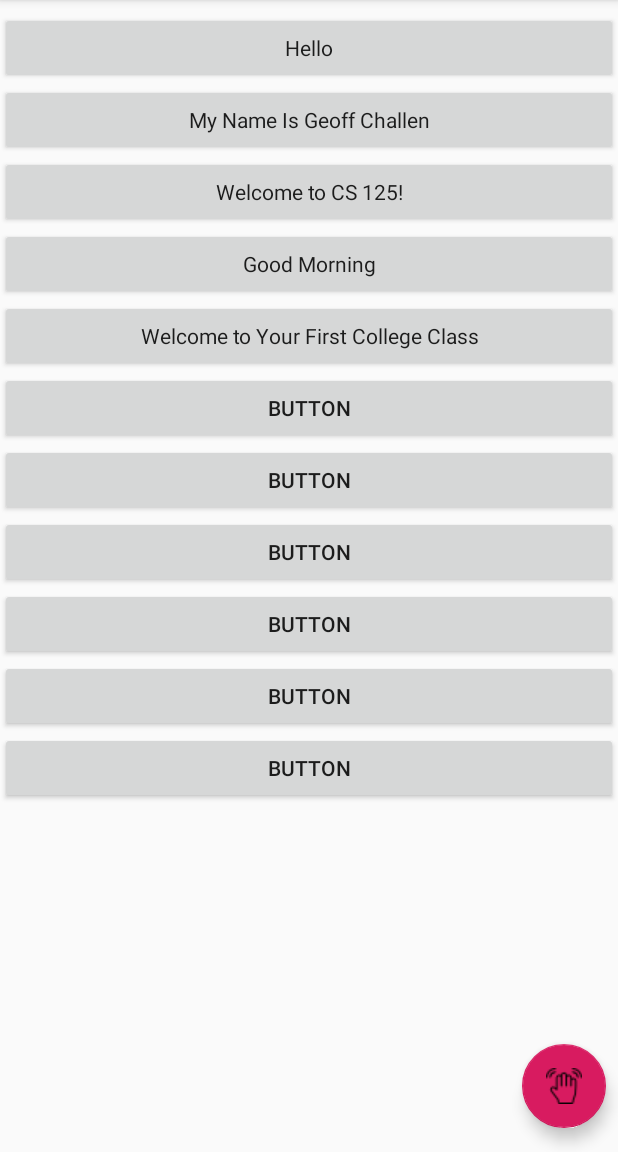
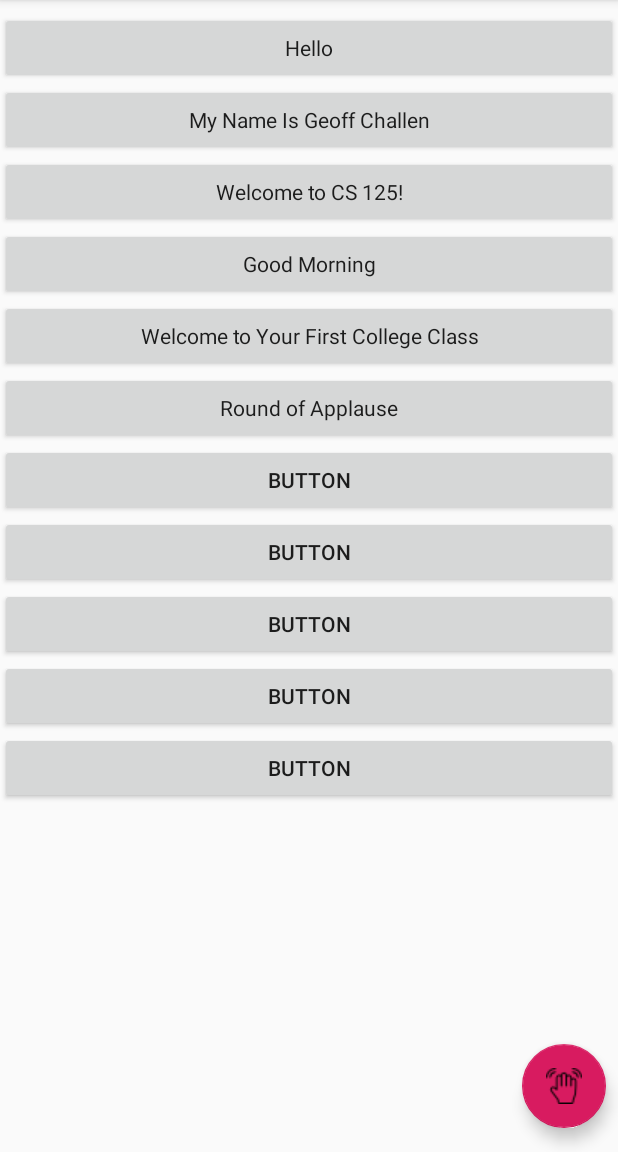
Before and after one commit to ntsmith24/GeoffSoundboard, an Android app: the screen it shows after launch (MainActivity), on a phone screen of 412 x 824 dp, the part 84-1236 px from its top. Run offline under Robolectric (Android 15) with nearby library versions, the phone set to English and light mode, and no system bars.

Commit message:
Added more sounds

```diff
--- a/app/src/main/java/com/idc/moderatelyadequateprograms/geoffsoundboard/MainActivity.java
+++ b/app/src/main/java/com/idc/moderatelyadequateprograms/geoffsoundboard/MainActivity.java
@@ -24,10 +24,14 @@ public class MainActivity extends AppCompatActivity {
         final MediaPlayer goodMorningSound = MediaPlayer.create(this, R.raw.good_morning);
         final MediaPlayer welcomeToCs125Sound = MediaPlayer.create(this, R.raw.welcome_to_cs125);
         final MediaPlayer myNameIsGeoffITeachSound = MediaPlayer.create(this, R.raw.my_name_is_geoff_iteach);
+        final MediaPlayer roundOfApplauseSound = MediaPlayer.create(this, R.raw.round_of_applause);
+        final MediaPlayer welcomeToCollegeSound = MediaPlayer.create(this, R.raw.welcome_to_college);
 
         final Button goodMorning = (Button) this.findViewById(R.id.goodMorning);
         final Button welcomeToCs125 = (Button) this.findViewById(R.id.welcomeToCs125);
         final Button myNameIsGeoffChallen = (Button) this.findViewById(R.id.myNameIsGeoffChallen);
+        final Button roundOfApplause = (Button) this.findViewById(R.id.roundOfApplause);
+        final Button welcomeToCollege = (Button) this.findViewById(R.id.welcomeToCollege);
 
         goodMorning.setOnClickListener(new View.OnClickListener() {
             @Override
@@ -47,7 +51,18 @@ public class MainActivity extends AppCompatActivity {
                 myNameIsGeoffITeachSound.start();
             }
         });
-
+        roundOfApplause.setOnClickListener(new View.OnClickListener() {
+            @Override
+            public void onClick(View v) {
+                roundOfApplauseSound.start();
+            }
+        });
+        welcomeToCollege.setOnClickListener(new View.OnClickListener() {
+            @Override
+            public void onClick(View v) {
+                welcomeToCollegeSound.start();
+            }
+        });
         fab.setOnClickListener(new View.OnClickListener() {
             @Override
             public void onClick(View v) {
--- a/app/src/main/res/layout/activity_main.xml
+++ b/app/src/main/res/layout/activity_main.xml
@@ -65,17 +65,18 @@
                 android:textAppearance="@style/TextAppearance.AppCompat" />
 
             <Button
-                android:id="@+id/button5"
+                android:id="@+id/welcomeToCollege"
                 android:layout_width="match_parent"
                 android:layout_height="wrap_content"
                 android:text="Welcome to Your First College Class"
                 android:textAppearance="@style/TextAppearance.AppCompat" />
 
             <Button
-                android:id="@+id/button6"
+                android:id="@+id/roundOfApplause"
                 android:layout_width="match_parent"
                 android:layout_height="wrap_content"
-                android:text="Button" />
+                android:text="Round of Applause"
+                android:textAppearance="@style/TextAppearance.AppCompat" />
 
             <Button
                 android:id="@+id/button7"
```
Also changed, not shown: 2 other files.
